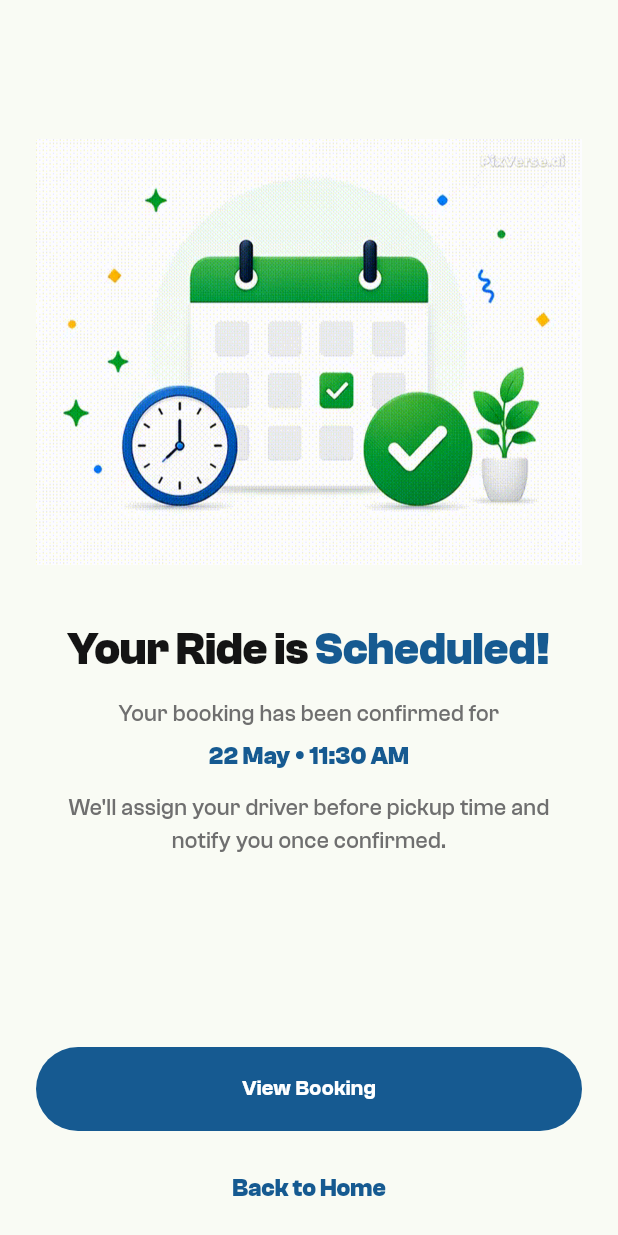
After one commit to SHIDULPP/drivefor_me, a Flutter app: the TripScheduledPage screen opened by its route, on a phone screen of 412 x 824 dp. The commit adds this screen. Run offline on Flutter 3.47's test engine with Material 3 defaults, Android fonts, the phone set to English and light mode, and no system bars; our stand-ins replace flutter_riverpod, flutter_svg, intl_phone_field, loading_indicator, pin_code_fields, shimmer.

Commit message:
added the trip scheduled page

```diff
--- a/lib/src/data/constants/style_constants.dart
+++ b/lib/src/data/constants/style_constants.dart
@@ -257,6 +257,17 @@ final kBookingConfirmedAccentSB =
 final kBookingConfirmedSubtitleR =
     kStyle(kRegular, kSize16, color: kTripMutedLabel, height: 1.4);
 
+// ── Trip scheduled ────────────────────────────────────────────────────────────
+
+final kTripScheduledAccentSB =
+    kStyle(kSemiBold, kSize30, color: kTripCtaBlue, height: 1.15);
+final kTripScheduledDateB =
+    kStyle(kSemiBold, kSize16, color: kTripCtaBlue, height: 1.2);
+final kTripScheduledBodyR =
+    kStyle(kRegular, kSize15, color: kTripBodyMuted, height: 1.45);
+final kTripScheduledLinkSB =
+    kStyle(kSemiBold, kSize16, color: kTripCtaBlue, height: 1.1);
+
 // ── Waiting for driver ────────────────────────────────────────────────────────
 
 final kWaitingDriverTripTitleSB =
--- a/lib/src/data/router/router.dart
+++ b/lib/src/data/router/router.dart
@@ -1,5 +1,6 @@
 import 'package:driveforme_user/src/interfaces/main_pages/navbar.dart';
 import 'package:driveforme_user/src/interfaces/main_pages/trip_pages/booking_confirmed.dart';
+import 'package:driveforme_user/src/interfaces/main_pages/trip_pages/trip_scheduled.dart';
 import 'package:driveforme_user/src/interfaces/main_pages/trip_pages/driver_rating.dart';
 import 'package:driveforme_user/src/interfaces/main_pages/trip_pages/thank_you_page.dart';
 import 'package:driveforme_user/src/interfaces/main_pages/trip_pages/payment_completed.dart';
@@ -145,6 +146,26 @@ Route<dynamic> generateRoute(RouteSettings? settings) {
           bookingArgs?['paymentType'] ??
               bookingArgs?['isOnlinePayment'] ??
               bookingArgs?['isOnline'],
+        ),
+      );
+      transitionToUse = TransitionType.slideFromRight;
+      transitionDuration = const Duration(milliseconds: 400);
+      break;
+    case 'trip_scheduled':
+      final scheduledArgs = settings?.arguments as Map?;
+      final scheduledAtRaw = scheduledArgs?['scheduledAt'];
+      final scheduledAt = scheduledAtRaw is DateTime
+          ? scheduledAtRaw
+          : DateTime.now().add(const Duration(hours: 1));
+      page = TripScheduledPage(
+        scheduledAt: scheduledAt,
+        tripId: scheduledArgs?['tripId'] as String? ?? '#ID2562',
+        pickup: scheduledArgs?['pickup'] as String? ?? 'Edappally, Lulu mall',
+        dropoff: scheduledArgs?['dropoff'] as String? ?? 'Infopark',
+        paymentType: parseTripCompletedPaymentType(
+          scheduledArgs?['paymentType'] ??
+              scheduledArgs?['isOnlinePayment'] ??
+              scheduledArgs?['isOnline'],
         ),
       );
       transitionToUse = TransitionType.slideFromRight;
--- a/lib/src/interfaces/components/schedule_sheet.dart
+++ b/lib/src/interfaces/components/schedule_sheet.dart
@@ -1,5 +1,7 @@
 import 'package:driveforme_user/src/data/constants/colour_constants.dart';
 import 'package:driveforme_user/src/data/constants/style_constants.dart';
+import 'package:driveforme_user/src/data/services/navigation_services.dart';
+import 'package:driveforme_user/src/interfaces/main_pages/trip_pages/trip_scheduled.dart';
 import 'package:flutter/cupertino.dart';
 import 'package:flutter/material.dart';
 import 'package:intl/intl.dart';
@@ -389,10 +391,14 @@ class _ScheduleBottomSheetState extends State<ScheduleBottomSheet> {
         'Schedule at ${_buttonScheduleFormat.format(_scheduledDateTime)}';
 
     return GestureDetector(
-      onTap: () => Navigator.pop(
-        context,
-        ScheduleSheetResult.scheduled(_scheduledDateTime),
-      ),
+      onTap: () {
+        Navigator.of(context).push(
+          MaterialPageRoute(
+            builder: (context) =>
+                TripScheduledPage(scheduledAt: _scheduledDateTime),
+          ),
+        );
+      },
       child: Container(
         height: 56,
         alignment: Alignment.center,
--- a/lib/src/interfaces/main_pages/trip_pages/create_trip.dart
+++ b/lib/src/interfaces/main_pages/trip_pages/create_trip.dart
@@ -159,12 +159,24 @@ class _CreateTripPageState extends State<CreateTripPage> {
                             ? 'Pay Online & find driver'
                             : 'Confirm Cash on Pay',
                         onPressed: () {
+                          final paymentType =
+                              selectedPaymentIndex == 1 ? 'online' : 'offline';
+                          if (!isRideNow && scheduledRideAt != null) {
+                            NavigationService().pushNamed(
+                              'trip_scheduled',
+                              arguments: {
+                                'paymentType': paymentType,
+                                'scheduledAt': scheduledRideAt,
+                                'tripId': '#ID2562',
+                                'pickup': 'Edappally, Lulu mall',
+                                'dropoff': 'Infopark',
+                              },
+                            );
+                            return;
+                          }
                           NavigationService().pushNamed(
                             'booking_confirmed',
-                            arguments: {
-                              'paymentType':
-                                  selectedPaymentIndex == 1 ? 'online' : 'offline',
-                            },
+                            arguments: {'paymentType': paymentType},
                           );
                         },
                         buttonHeight: 64,
--- /dev/null
+++ b/lib/src/interfaces/main_pages/trip_pages/trip_scheduled.dart
@@ -0,0 +1,111 @@
+import 'package:driveforme_user/src/data/constants/colour_constants.dart';
+import 'package:driveforme_user/src/data/constants/style_constants.dart';
+import 'package:driveforme_user/src/data/providers/nav_provider.dart';
+import 'package:driveforme_user/src/data/services/navigation_services.dart';
+import 'package:driveforme_user/src/interfaces/components/primaryButton.dart';
+import 'package:driveforme_user/src/interfaces/main_pages/trip_pages/trip_completed.dart';
+import 'package:flutter/material.dart';
+import 'package:flutter_riverpod/flutter_riverpod.dart';
+import 'package:intl/intl.dart';
+
+class TripScheduledPage extends ConsumerWidget {
+  final DateTime scheduledAt;
+  final String tripId;
+  final String pickup;
+  final String dropoff;
+  final TripCompletedPaymentType paymentType;
+
+  const TripScheduledPage({
+    super.key,
+    required this.scheduledAt,
+    this.tripId = '#ID2562',
+    this.pickup = 'Edappally, Lulu mall',
+    this.dropoff = 'Infopark',
+    this.paymentType = TripCompletedPaymentType.offline,
+  });
+
+  static final _scheduledDateTimeFormat = DateFormat('d MMMM • hh:mm a');
+
+  void _goHome() {
+    NavigationService().pushNamedAndRemoveUntil('navbar');
+  }
+
+  void _viewBooking(WidgetRef ref) {
+    ref.read(selectedIndexProvider.notifier).updateIndex(1);
+    NavigationService().pushNamedAndRemoveUntil('navbar');
+  }
+
+  @override
+  Widget build(BuildContext context, WidgetRef ref) {
+    final scheduledLabel = _scheduledDateTimeFormat.format(scheduledAt);
+
+    return Scaffold(
+      backgroundColor: kBackgroundColor,
+      body: SafeArea(
+        child: Padding(
+          padding: const EdgeInsets.symmetric(horizontal: 24),
+          child: Column(
+            children: [
+              const Spacer(flex: 2),
+              Image.asset(
+                'assets/pngs/trip_scheduled.png',
+                height: 300,
+                fit: BoxFit.contain,
+              ),
+              const SizedBox(height: 32),
+              RichText(
+                textAlign: TextAlign.center,
+                text: TextSpan(
+                  style: kBookingConfirmedTitleSB,
+                  children: [
+                    const TextSpan(text: 'Your Ride is '),
+                    TextSpan(text: 'Scheduled!', style: kTripScheduledAccentSB),
+                  ],
+                ),
+              ),
+              const SizedBox(height: 14),
+              Text(
+                'Your booking has been confirmed for',
+                textAlign: TextAlign.center,
+                style: kTripScheduledBodyR,
+              ),
+              const SizedBox(height: 8),
+              Text(
+                scheduledLabel,
+                textAlign: TextAlign.center,
+                style: kTripScheduledDateB,
+              ),
+              const SizedBox(height: 14),
+              Padding(
+                padding: const EdgeInsets.symmetric(horizontal: 8),
+                child: Text(
+                  "We'll assign your driver before pickup time and notify you once confirmed.",
+                  textAlign: TextAlign.center,
+                  style: kTripScheduledBodyR,
+                ),
+              ),
+              const Spacer(flex: 3),
+              primaryButton(
+                label: 'View Booking',
+                onPressed: () => _viewBooking(ref),
+                buttonHeight: 56,
+                fontSize: 16,
+                buttonColor: kTripCtaBlue,
+              ),
+              const SizedBox(height: 14),
+              TextButton(
+                onPressed: _goHome,
+                style: TextButton.styleFrom(
+                  foregroundColor: kTripCtaBlue,
+                  padding: const EdgeInsets.symmetric(vertical: 12),
+                ),
+                child: Text('Back to Home', style: kTripScheduledLinkSB),
+              ),
+              const SizedBox(height: 8),
+            ],
+          ),
+        ),
+      ),
+    );
+  }
+}
```
Also changed, not shown: assets/pngs/trip_scheduled.png (added).
